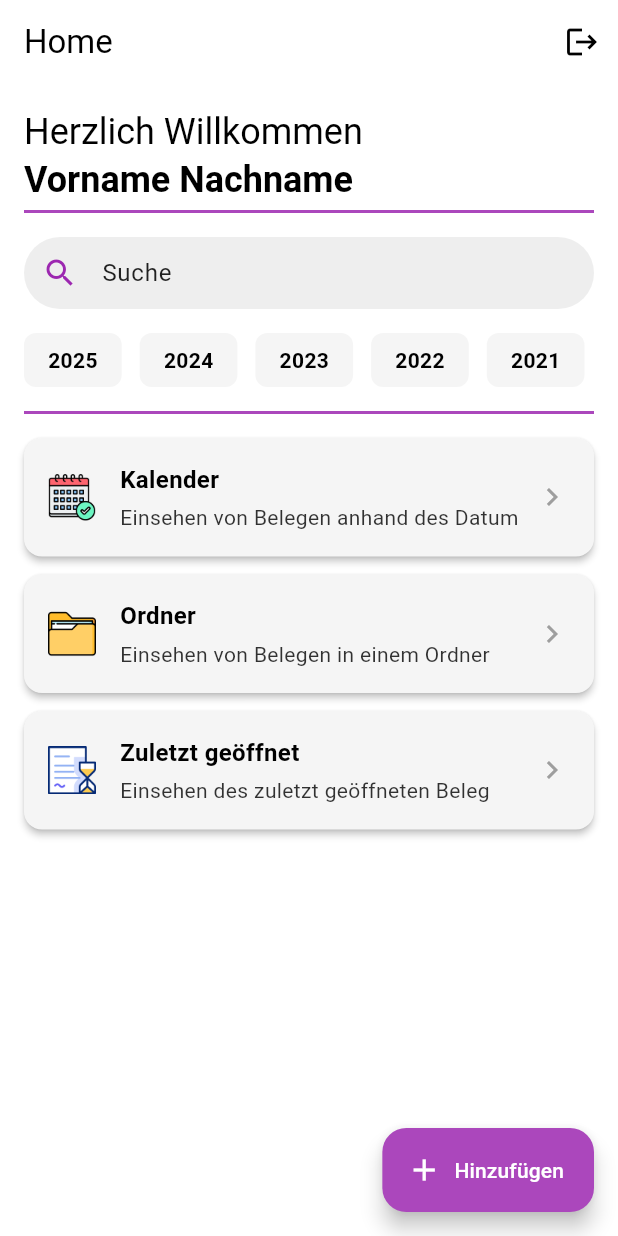
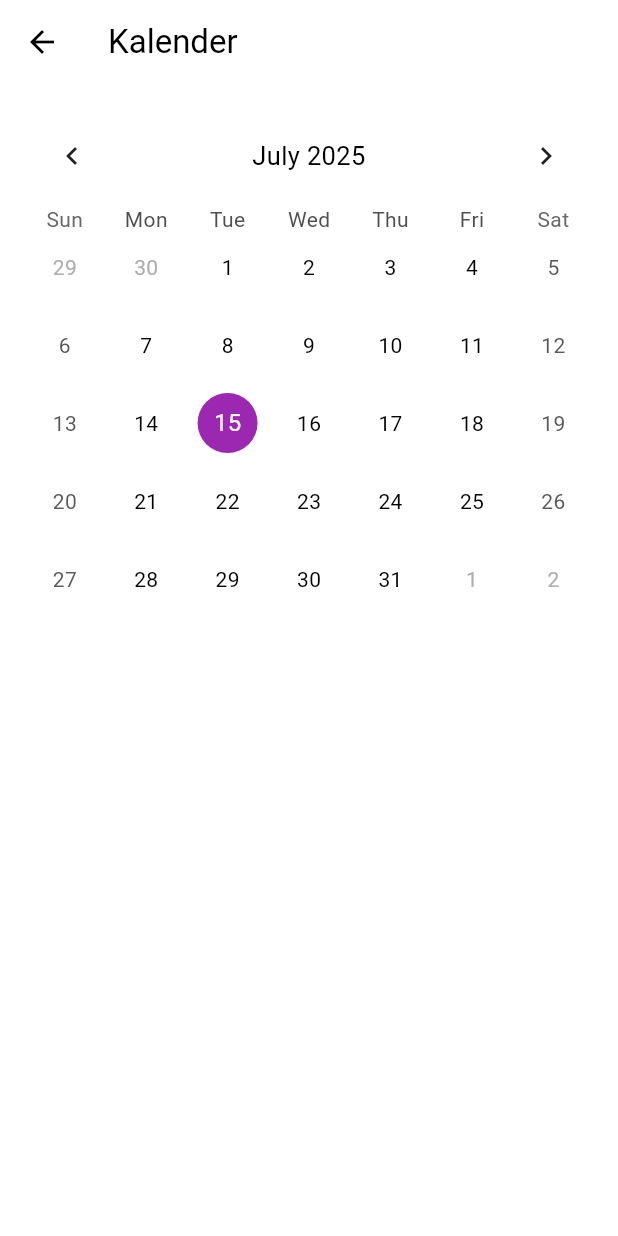
Before and after one commit to Cassiopeiaee/beleg_speicher, a Flutter app: the HomePage screen opened directly, after a tap on "Kalender", on a phone screen of 412 x 824 dp. Run offline on Flutter 3.47's test engine with Material 3 defaults, Android fonts, the phone set to English and light mode, and no system bars; drawn by our look-alikes of table_calendar; our stand-ins replace flutter_secure_storage, image_picker, shared_preferences; missing offline and left inert: file_selector; accounts and stored records are empty.

Commit message:
implemntation of flutter_secure_storage.
Added Calendar

```diff
--- /dev/null
+++ b/lib/calendar.dart
@@ -0,0 +1,110 @@
+// lib/calendar.dart
+
+import 'dart:convert';
+import 'package:flutter/material.dart';
+import 'package:shared_preferences/shared_preferences.dart';
+import 'package:table_calendar/table_calendar.dart';
+import 'package:intl/intl.dart';
+import 'package:beleg_speicher/inside_ordner.dart';
+
+class CalendarPage extends StatefulWidget {
+  const CalendarPage({super.key});
+
+  @override
+  State<CalendarPage> createState() => _CalendarPageState();
+}
+
+class _CalendarPageState extends State<CalendarPage> {
+  static const _prefsEventsKey = 'calendar_events';
+  Map<DateTime, List<String>> _events = {};
+  DateTime _focusedDay = DateTime.now();
+  DateTime? _selectedDay;
+
+  @override
+  void initState() {
+    super.initState();
+    _loadEvents();
+  }
+
+  Future<void> _loadEvents() async {
+    final prefs = await SharedPreferences.getInstance();
+    final raw = prefs.getString(_prefsEventsKey);
+    if (raw != null) {
+      final Map<String, dynamic> decoded =
+      jsonDecode(raw) as Map<String, dynamic>;
+      decoded.forEach((key, list) {
+        final date = DateTime.parse(key);
+        _events[date] = List<String>.from(list);
+      });
+    }
+    setState(() {});
+  }
+
+  List<String> _getEventsForDay(DateTime day) {
+    return _events[DateTime(day.year, day.month, day.day)] ?? [];
+  }
+
+  @override
+  Widget build(BuildContext context) {
+    return Scaffold(
+      appBar: AppBar(
+        title: const Text('Kalender', style: TextStyle(color: Colors.black)),
+        backgroundColor: Colors.white,
+        elevation: 0,
+        leading: IconButton(
+          icon: const Icon(Icons.arrow_back, color: Colors.black),
+          onPressed: () => Navigator.of(context).pop(),
+          splashRadius: 24,
+        ),
+      ),
+      body: SafeArea(
+        child: Padding(
+          padding: const EdgeInsets.all(16.0),
+          child: TableCalendar<String>(
+            firstDay: DateTime(2000),
+            lastDay: DateTime(2100),
+            focusedDay: _focusedDay,
+            selectedDayPredicate: (day) =>
+                isSameDay(_selectedDay, day),
+            eventLoader: _getEventsForDay,
+            onDaySelected: (selected, focused) {
+              final events = _getEventsForDay(selected);
+              if (events.isNotEmpty) {
+                // wir nehmen den ersten Ordner, können aber Liste anzeigen
+                Navigator.of(context).push(
+                  MaterialPageRoute(
+                    builder: (_) => InsideOrdnerPage(
+                      folderName: events.first,
+                    ),
+                  ),
+                );
+              }
+              setState(() {
+                _selectedDay = selected;
+                _focusedDay = focused;
+              });
+            },
+            calendarStyle: const CalendarStyle(
+              todayDecoration: BoxDecoration(
+                color: Colors.purple,
+                shape: BoxShape.circle,
+              ),
+              selectedDecoration: BoxDecoration(
+                color: Colors.deepPurple,
+                shape: BoxShape.circle,
+              ),
+              markerDecoration: BoxDecoration(
+                color: Colors.pink,
+                shape: BoxShape.circle,
+              ),
+            ),
+            headerStyle: const HeaderStyle(
+              formatButtonVisible: false,
+              titleCentered: true,
+            ),
+          ),
+        ),
+      ),
+    );
+  }
+}
--- a/lib/home_page.dart
+++ b/lib/home_page.dart
@@ -1,16 +1,23 @@
+// lib/home_page.dart
+
 import 'package:flutter/material.dart';
 import 'package:beleg_speicher/LandingPage.dart';
-import 'package:beleg_speicher/ordner_page.dart'; // neu: import
+import 'package:beleg_speicher/ordner_page.dart';
+import 'package:beleg_speicher/calendar.dart';
+import 'package:beleg_speicher/year_beleg.dart';
 
 class HomePage extends StatelessWidget {
   final String firstName;
   final String lastName;
 
-  // Jahresliste einmalig
-  final List<int> _years = List<int>.generate(
-    10,
-        (i) => DateTime.now().year - i,
-  );
+  // Ältestes Jahr festlegen
+  static const int _earliestYear = 2021;
+
+  // Getter statt festem Feld, so wächst die Liste automatisch mit neuem Jahr
+  List<int> get _years {
+    final current = DateTime.now().year;
+    return [for (var y = current; y >= _earliestYear; y--) y];
+  }
 
   HomePage({
     super.key,
@@ -51,17 +58,11 @@ class HomePage extends StatelessWidget {
           children: [
             Text(
               'Herzlich Willkommen',
+              textAlign: TextAlign.center,
               style: Theme.of(context)
                   .textTheme
                   .headlineSmall
                   ?.copyWith(color: Colors.black),
-            ),
-            Text(
-              '$firstName $lastName',
-              style: Theme.of(context)
-                  .textTheme
-                  .headlineSmall
-                  ?.copyWith(fontWeight: FontWeight.bold, color: Colors.black),
             ),
             const SizedBox(height: 4),
             Container(
@@ -69,7 +70,7 @@ class HomePage extends StatelessWidget {
               color: Colors.purple.shade400,
               margin: const EdgeInsets.only(bottom: 16),
             ),
-            // Search Bar
+            // Suchfeld
             Container(
               decoration: BoxDecoration(
                 color: Colors.grey.shade200,
@@ -87,26 +88,39 @@ class HomePage extends StatelessWidget {
               ),
             ),
             const SizedBox(height: 16),
-            // Year-Pills
+            // Jahres-Pill-Buttons
             SingleChildScrollView(
               scrollDirection: Axis.horizontal,
               child: Row(
-                children: _years.map((y) => Padding(
-                  padding: const EdgeInsets.only(right: 12),
-                  child: _YearPillButton(year: y),
-                )).toList(),
+                children: _years.map((y) {
+                  return Padding(
+                    padding: const EdgeInsets.only(right: 12),
+                    child: _YearPillButton(
+                      year: y,
+                      onTap: () {
+                        Navigator.of(context).push(
+                          MaterialPageRoute(
+                            builder: (_) => YearBelegPage(year: y),
+                          ),
+                        );
+                      },
+                    ),
+                  );
+                }).toList(),
               ),
             ),
             const SizedBox(height: 16),
             Container(height: 2, color: Colors.purple.shade400),
             const SizedBox(height: 16),
-            // Feature Pills
+            // Feature-Pills
             _PillButton(
               assetPath: 'assets/calendar_home.png',
               title: 'Kalender',
               subtitle: 'Einsehen von Belegen anhand des Datum',
               onTap: () {
-                // noch keine Verbindung
+                Navigator.of(context).push(
+                  MaterialPageRoute(builder: (_) => const CalendarPage()),
+                );
               },
             ),
             const SizedBox(height: 12),
@@ -126,7 +140,7 @@ class HomePage extends StatelessWidget {
               title: 'Zuletzt geöffnet',
               subtitle: 'Einsehen des zuletzt geöffneten Beleg',
               onTap: () {
-                // noch keine Verbindung
+                // später implementieren
               },
             ),
           ],
@@ -138,7 +152,8 @@ class HomePage extends StatelessWidget {
 
 class _YearPillButton extends StatelessWidget {
   final int year;
-  const _YearPillButton({required this.year});
+  final VoidCallback onTap;
+  const _YearPillButton({required this.year, required this.onTap});
 
   @override
   Widget build(BuildContext context) {
@@ -147,12 +162,15 @@ class _YearPillButton extends StatelessWidget {
       borderRadius: BorderRadius.circular(8),
       child: InkWell(
         borderRadius: BorderRadius.circular(8),
-        onTap: () {},
+        onTap: onTap,
         child: Padding(
           padding: const EdgeInsets.symmetric(vertical: 8, horizontal: 16),
           child: Text(
             '$year',
-            style: const TextStyle(color: Colors.black, fontWeight: FontWeight.bold),
+            style: const TextStyle(
+              color: Colors.black,
+              fontWeight: FontWeight.bold,
+            ),
           ),
         ),
       ),
@@ -192,13 +210,21 @@ class _PillButton extends StatelessWidget {
                 child: Column(
                   crossAxisAlignment: CrossAxisAlignment.start,
                   children: [
-                    Text(title,
-                        style: const TextStyle(
-                            fontSize: 16, fontWeight: FontWeight.bold, color: Colors.black)),
+                    Text(
+                      title,
+                      style: const TextStyle(
+                        fontSize: 16,
+                        fontWeight: FontWeight.bold,
+                        color: Colors.black,
+                      ),
+                    ),
                     const SizedBox(height: 4),
                     Text(
                       subtitle,
-                      style: TextStyle(fontSize: 14, color: Colors.black.withAlpha(204)),
+                      style: TextStyle(
+                        fontSize: 14,
+                        color: Colors.black.withAlpha(204),
+                      ),
                     ),
                   ],
                 ),
--- a/pubspec.yaml
+++ b/pubspec.yaml
@@ -14,6 +14,9 @@ dependencies:
   shared_preferences: ^2.0.15
   image_picker: ^0.8.7+4
   file_selector: ^0.9.0
+  table_calendar: ^3.0.8
+  intl: ^0.18.0
+  flutter_secure_storage: ^8.0.0
 
 dev_dependencies:
   flutter_test:
```
Also changed, not shown: lib/auth_screens.dart (+154 -55 lines), lib/inside_ordner.dart (+51 -21 lines), lib/year_beleg.dart (added, +30 -0 lines), pubspec.lock, 3 other files.
